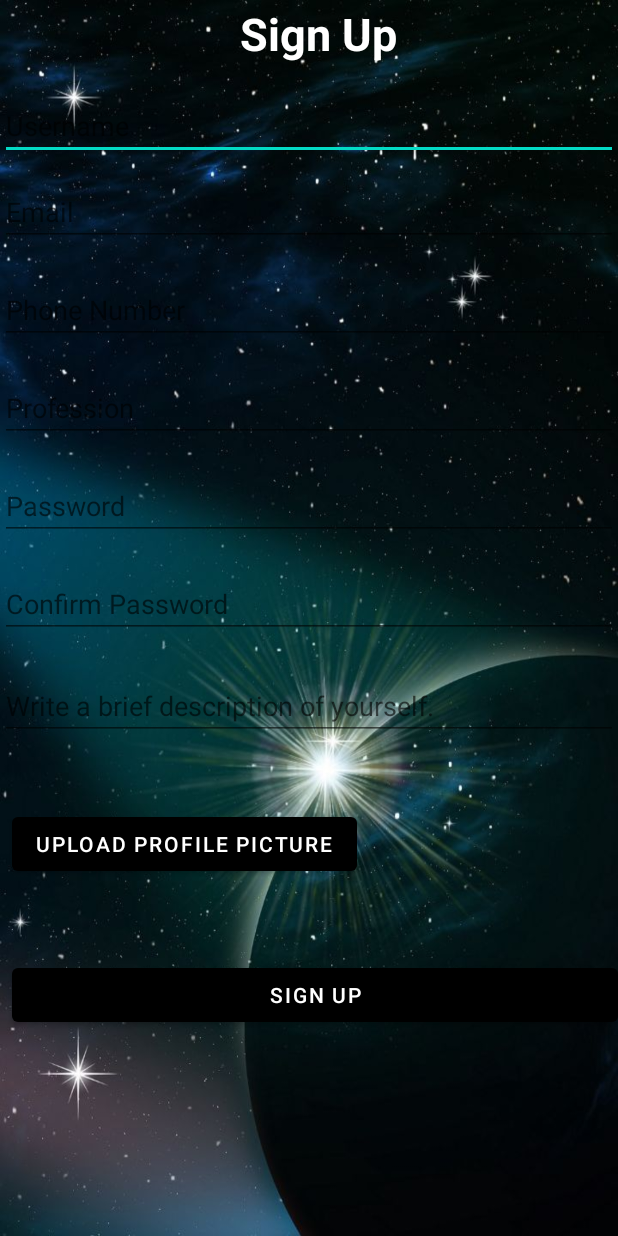
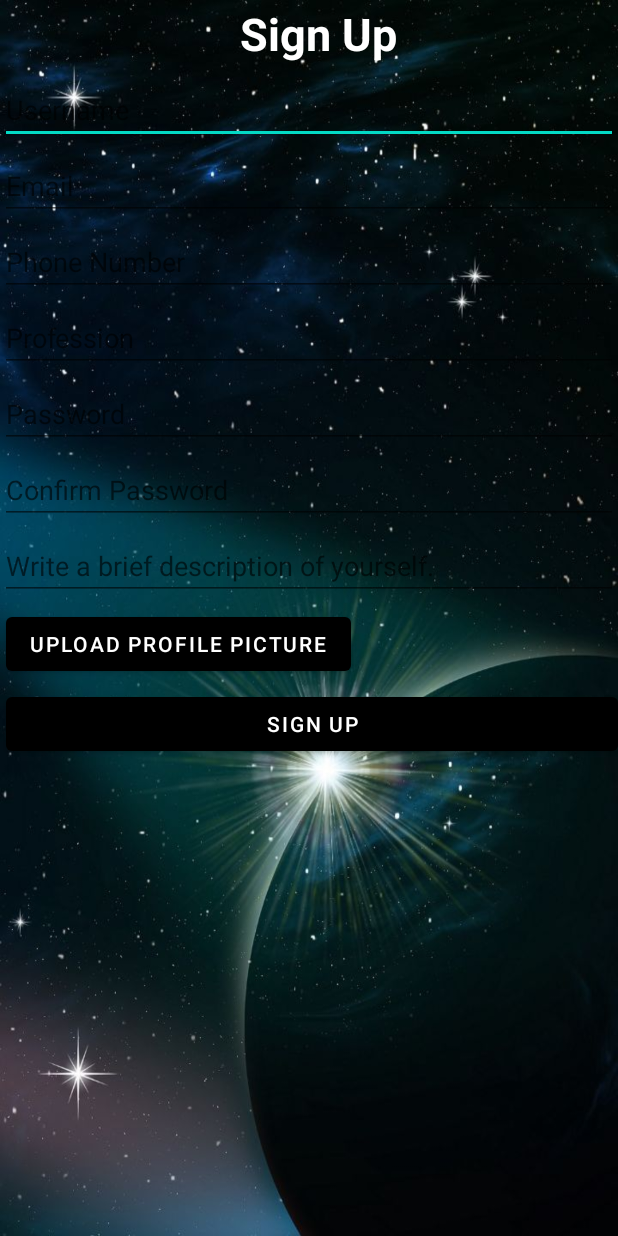
Before and after one commit to KimAdrian/KaziLink, an Android app: the SignUp screen opened directly, with no data from a screen before it, on a phone screen of 412 x 824 dp. Run offline under Robolectric (Android 15) with nearby library versions, the phone set to English and light mode, and no system bars; our stand-ins replace Firebase (no records; nobody signed in at launch, a user with empty details on screens opened directly).

Commit message:
UI FIXED

```diff
--- a/app/src/main/res/layout/activity_sign_up.xml
+++ b/app/src/main/res/layout/activity_sign_up.xml
@@ -26,11 +26,11 @@
         android:id="@+id/editTextTextPersonName2"
         android:layout_width="match_parent"
         android:layout_height="wrap_content"
-        android:layout_marginTop="16dp"
-        android:textColor="@color/white"
+        android:layout_marginTop="5dp"
         android:ems="10"
         android:hint="Username"
         android:inputType="textPersonName"
+        android:textColor="@color/white"
         app:layout_constraintTop_toBottomOf="@+id/textView6"
         tools:layout_editor_absoluteX="157dp" />
 
@@ -38,23 +38,23 @@
         android:id="@+id/editTextProfession"
         android:layout_width="match_parent"
         android:layout_height="wrap_content"
-        android:textColor="@color/white"
-        android:layout_marginTop="204dp"
+        android:layout_marginTop="5dp"
         android:ems="10"
         android:hint="Profession"
         android:inputType="textPersonName"
-        app:layout_constraintTop_toBottomOf="@+id/textView6"
+        android:textColor="@color/white"
+        app:layout_constraintTop_toBottomOf="@+id/editTextPhone"
         tools:layout_editor_absoluteX="157dp" />
 
     <EditText
         android:id="@+id/editTextPhone"
         android:layout_width="match_parent"
         android:layout_height="wrap_content"
-        android:layout_marginTop="20dp"
-        android:textColor="@color/white"
+        android:layout_marginTop="5dp"
         android:ems="10"
         android:hint="Phone Number"
         android:inputType="phone"
+        android:textColor="@color/white"
         app:layout_constraintTop_toBottomOf="@+id/editTextTextEmailAddress"
         tools:layout_editor_absoluteX="157dp" />
 
@@ -62,11 +62,11 @@
         android:id="@+id/editTextTextEmailAddress"
         android:layout_width="match_parent"
         android:layout_height="wrap_content"
-        android:layout_marginTop="12dp"
-        android:textColor="@color/white"
+        android:layout_marginTop="5dp"
         android:ems="10"
         android:hint="Email"
         android:inputType="textEmailAddress"
+        android:textColor="@color/white"
         app:layout_constraintTop_toBottomOf="@+id/editTextTextPersonName2"
         tools:layout_editor_absoluteX="157dp" />
 
@@ -74,11 +74,11 @@
         android:id="@+id/editTextTextPassword2"
         android:layout_width="match_parent"
         android:layout_height="wrap_content"
-        android:layout_marginTop="20dp"
-        android:textColor="@color/white"
+        android:layout_marginTop="5dp"
         android:ems="10"
         android:hint="Password"
         android:inputType="textPassword"
+        android:textColor="@color/white"
         app:layout_constraintTop_toBottomOf="@+id/editTextProfession"
         tools:layout_editor_absoluteX="157dp" />
 
@@ -86,11 +86,11 @@
         android:id="@+id/editTextTextPassword3"
         android:layout_width="match_parent"
         android:layout_height="wrap_content"
-        android:textColor="@color/white"
-        android:layout_marginTop="20dp"
+        android:layout_marginTop="5dp"
         android:ems="10"
         android:hint="Confirm Password"
         android:inputType="textPassword"
+        android:textColor="@color/white"
         app:layout_constraintTop_toBottomOf="@+id/editTextTextPassword2"
         tools:layout_editor_absoluteX="0dp" />
 
@@ -98,25 +98,23 @@
         android:id="@+id/editTextDescription"
         android:layout_width="match_parent"
         android:layout_height="wrap_content"
-        android:textColor="@color/white"
-        android:layout_marginTop="88dp"
+        android:layout_marginTop="5dp"
         android:ems="10"
         android:hint="Write a brief description of yourself."
         android:inputType="text"
-        app:layout_constraintTop_toBottomOf="@+id/editTextTextPassword2"
+        android:textColor="@color/white"
+        app:layout_constraintTop_toBottomOf="@+id/editTextTextPassword3"
         tools:layout_editor_absoluteX="0dp" />
 
     <Button
         android:id="@+id/submit_button"
         android:layout_width="match_parent"
-        android:layout_height="wrap_content"
-        android:layout_marginStart="8dp"
+        android:layout_height="0dp"
+        android:layout_marginStart="4dp"
         android:layout_marginTop="5dp"
-        android:layout_marginBottom="99dp"
         android:onClick="submitButtonClicked"
         android:text="Sign Up"
         android:textColor="@color/white"
-        app:layout_constraintBottom_toBottomOf="parent"
         app:layout_constraintStart_toStartOf="parent"
         app:layout_constraintTop_toBottomOf="@+id/buttonUploadProfilePic" />
 
@@ -135,15 +133,12 @@
         android:id="@+id/buttonUploadProfilePic"
         android:layout_width="wrap_content"
         android:layout_height="wrap_content"
-        android:layout_marginStart="8dp"
-        android:textColor="@color/white"
-        android:layout_marginTop="76dp"
-        android:layout_marginBottom="10dp"
+        android:layout_marginStart="4dp"
+        android:layout_marginTop="5dp"
         android:onClick="uploadProfilePicture"
         android:text="Upload Profile Picture"
-        app:layout_constraintBottom_toTopOf="@+id/submit_button"
+        android:textColor="@color/white"
         app:layout_constraintStart_toStartOf="parent"
-        app:layout_constraintTop_toBottomOf="@+id/editTextTextPassword3"
-        app:layout_constraintVertical_bias="1.0" />
+        app:layout_constraintTop_toBottomOf="@+id/editTextDescription" />
 
 </androidx.constraintlayout.widget.ConstraintLayout>
```
Also changed, not shown: app/src/main/res/layout/activity_login.xml (+22 -22 lines).
